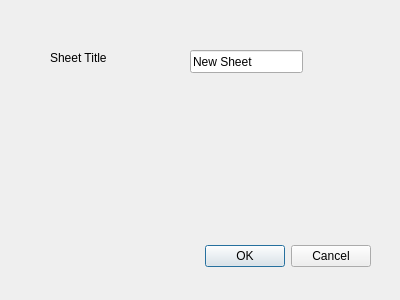
The window that src/ui/windows/sheetsettings.ui (schim-app/schim) describes before a commit, drawn with Qt 5.
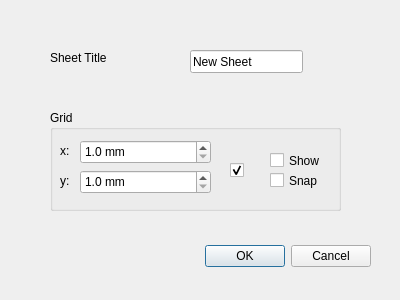
The same window after the commit.

Commit message: Add grid settings in SheetSettings

Diff of the .ui file:
```diff
--- a/src/ui/windows/sheetsettings.ui
+++ b/src/ui/windows/sheetsettings.ui
@@ -55,6 +55,143 @@
     <string>New Sheet</string>
    </property>
   </widget>
+  <widget class="QGroupBox" name="groupBox">
+   <property name="geometry">
+    <rect>
+     <x>50</x>
+     <y>110</y>
+     <width>291</width>
+     <height>101</height>
+    </rect>
+   </property>
+   <property name="title">
+    <string>Grid</string>
+   </property>
+   <widget class="QLabel" name="label_2">
+    <property name="geometry">
+     <rect>
+      <x>10</x>
+      <y>30</y>
+      <width>16</width>
+      <height>21</height>
+     </rect>
+    </property>
+    <property name="text">
+     <string>x:</string>
+    </property>
+   </widget>
+   <widget class="QLabel" name="label_3">
+    <property name="geometry">
+     <rect>
+      <x>10</x>
+      <y>60</y>
+      <width>20</width>
+      <height>21</height>
+     </rect>
+    </property>
+    <property name="text">
+     <string>y:</string>
+    </property>
+   </widget>
+   <widget class="QCheckBox" name="cbShowGrid">
+    <property name="geometry">
+     <rect>
+      <x>220</x>
+      <y>40</y>
+      <width>61</width>
+      <height>21</height>
+     </rect>
+    </property>
+    <property name="text">
+     <string>Show</string>
+    </property>
+   </widget>
+   <widget class="QCheckBox" name="cbSnapGrid">
+    <property name="geometry">
+     <rect>
+      <x>220</x>
+      <y>60</y>
+      <width>61</width>
+      <height>21</height>
+     </rect>
+    </property>
+    <property name="text">
+     <string>Snap</string>
+    </property>
+   </widget>
+   <widget class="QCheckBox" name="cbGridConstrain">
+    <property name="geometry">
+     <rect>
+      <x>180</x>
+      <y>50</y>
+      <width>16</width>
+      <height>21</height>
+     </rect>
+    </property>
+    <property name="text">
+     <string/>
+    </property>
+    <property name="checked">
+     <bool>true</bool>
+    </property>
+    <property name="tristate">
+     <bool>false</bool>
+    </property>
+   </widget>
+   <widget class="QDoubleSpinBox" name="sbGridX">
+    <property name="geometry">
+     <rect>
+      <x>30</x>
+      <y>30</y>
+      <width>131</width>
+      <height>24</height>
+     </rect>
+    </property>
+    <property name="sizePolicy">
+     <sizepolicy hsizetype="Minimum" vsizetype="Fixed">
+      <horstretch>0</horstretch>
+      <verstretch>0</verstretch>
+     </sizepolicy>
+    </property>
+    <property name="buttonSymbols">
+     <enum>QAbstractSpinBox::UpDownArrows</enum>
+    </property>
+    <property name="suffix">
+     <string> mm</string>
+    </property>
+    <property name="decimals">
+     <number>1</number>
+    </property>
+    <property name="minimum">
+     <double>1.000000000000000</double>
+    </property>
+    <property name="stepType">
+     <enum>QAbstractSpinBox::DefaultStepType</enum>
+    </property>
+   </widget>
+   <widget class="QDoubleSpinBox" name="sbGridY">
+    <property name="geometry">
+     <rect>
+      <x>30</x>
+      <y>60</y>
+      <width>131</width>
+      <height>24</height>
+     </rect>
+    </property>
+    <property name="suffix">
+     <string> mm</string>
+    </property>
+    <property name="decimals">
+     <number>1</number>
+    </property>
+    <property name="minimum">
+     <double>1.000000000000000</double>
+    </property>
+    <property name="stepType">
+     <enum>QAbstractSpinBox::DefaultStepType</enum>
+    </property>
+   </widget>
+  </widget>
  </widget>
  <resources/>
  <connections>
```
Left out of the diff: 2 changed lines with no effect on the pictures. The commit also changes 6 other files.
